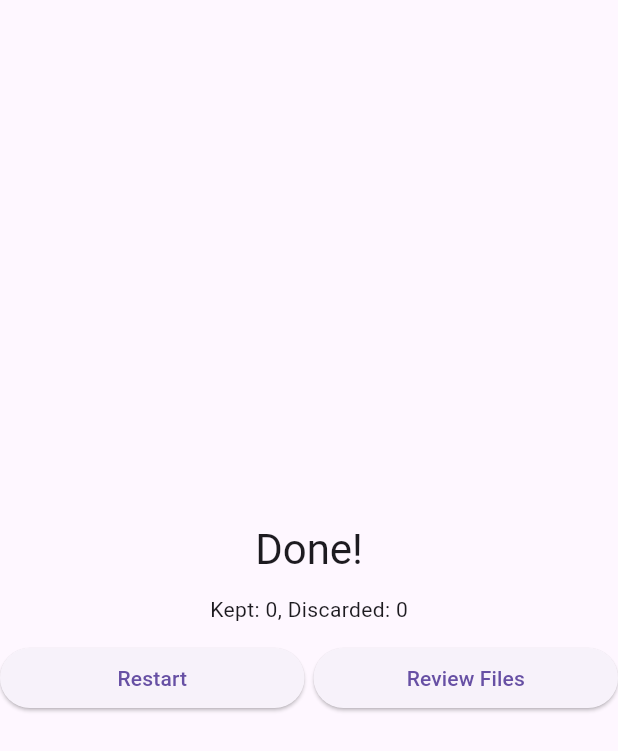
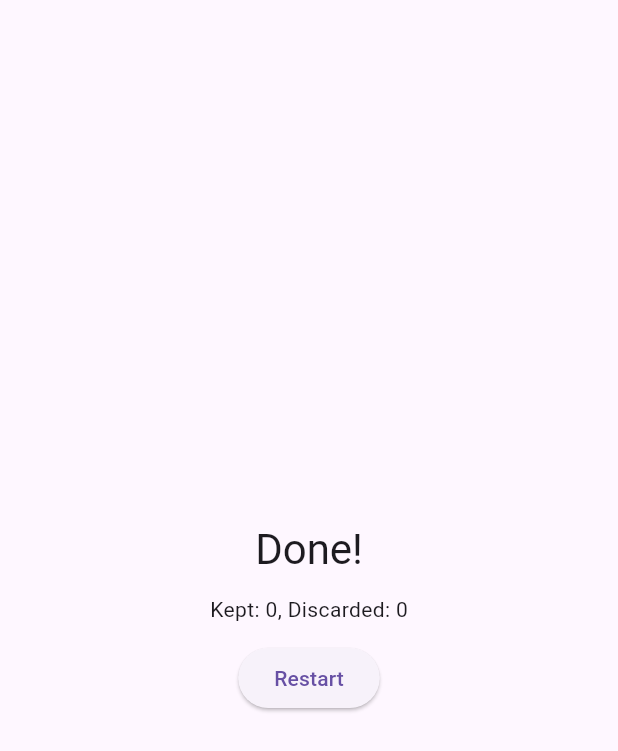
Before and after one commit to jhmhsy/wipeswipe, a Flutter app: the _SummaryView widget shown alone on an empty page, opened directly with empty values, on a phone screen of 412 x 824 dp. Shown: the top 751 px of the screen. Run offline on Flutter 3.47's test engine with Material 3 defaults, Android fonts, the phone set to English and light mode, and no system bars; our stand-ins replace bloc, equatable, flutter_bloc, smooth_page_indicator; missing offline and left inert: photo_manager.

Commit message:
updated logo

```diff
--- a/lib/src/view/main_page.dart
+++ b/lib/src/view/main_page.dart
@@ -54,7 +54,7 @@ class _MainPageState extends State<MainPage> {
                 FloatingActionButton(
                   shape: CircleBorder(),
                   heroTag: null,
-                  child: Icon(Icons.photo_library_outlined, color: Colors.red),
+                  child: Icon(Icons.delete, color: Colors.red),
                   onPressed: () {
                     Navigator.push(
                       context,
@@ -235,29 +235,7 @@ class _SummaryView extends StatelessWidget {
             'Kept: ${assets.length - discarded.length}, Discarded: ${discarded.length}',
           ),
           const SizedBox(height: 12),
-          Row(
-            children: [
-              Expanded(
-                child: ElevatedButton(
-                  onPressed: onRestart,
-                  child: const Text('Restart'),
-                ),
-              ),
-              SizedBox(width: 6),
-              Expanded(
-                child: ElevatedButton(
-                  onPressed: () => Navigator.push(
-                    context,
-                    MaterialPageRoute(
-                      builder: (context) =>
-                          ReviewPage(photoBloc: context.read<PhotoBloc>()),
-                    ),
-                  ),
-                  child: const Text('Review Files'),
-                ),
-              ),
-            ],
-          ),
+          ElevatedButton(onPressed: onRestart, child: const Text('Restart')),
         ],
       ),
     );
--- a/lib/src/view/welcome_page.dart
+++ b/lib/src/view/welcome_page.dart
@@ -40,7 +40,7 @@ class _WelcomePageState extends State<WelcomePage> {
                   Column(
                     mainAxisAlignment: MainAxisAlignment.center,
                     children: [
-                      Image.asset('assets/icons/logo.png', scale: 10),
+                      Image.asset('assets/icon/logo.png', scale: 10),
                       SizedBox(height: 20),
                       Text(
                         'Welcome to WipeSwipe',
```
Also changed, not shown: flutter_launcher_icons.yaml (+4 -4 lines), pubspec.yaml (+6 -6 lines), assets/icon/logo.png (renamed from assets/icons/logo.png), 45 other files.
